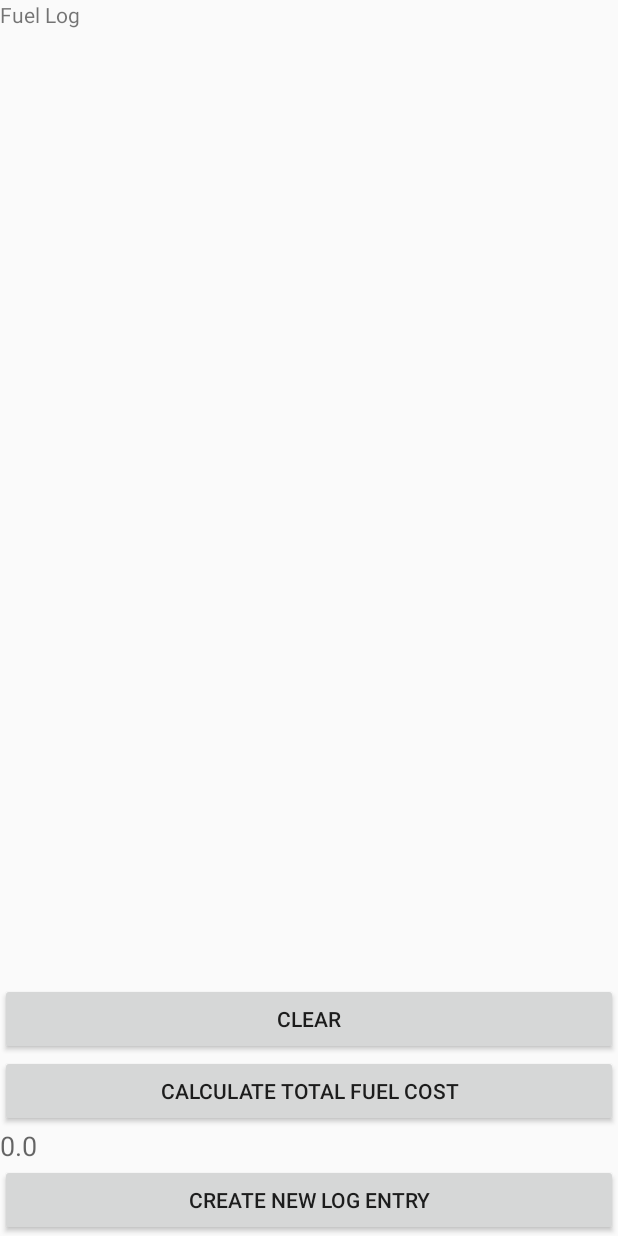
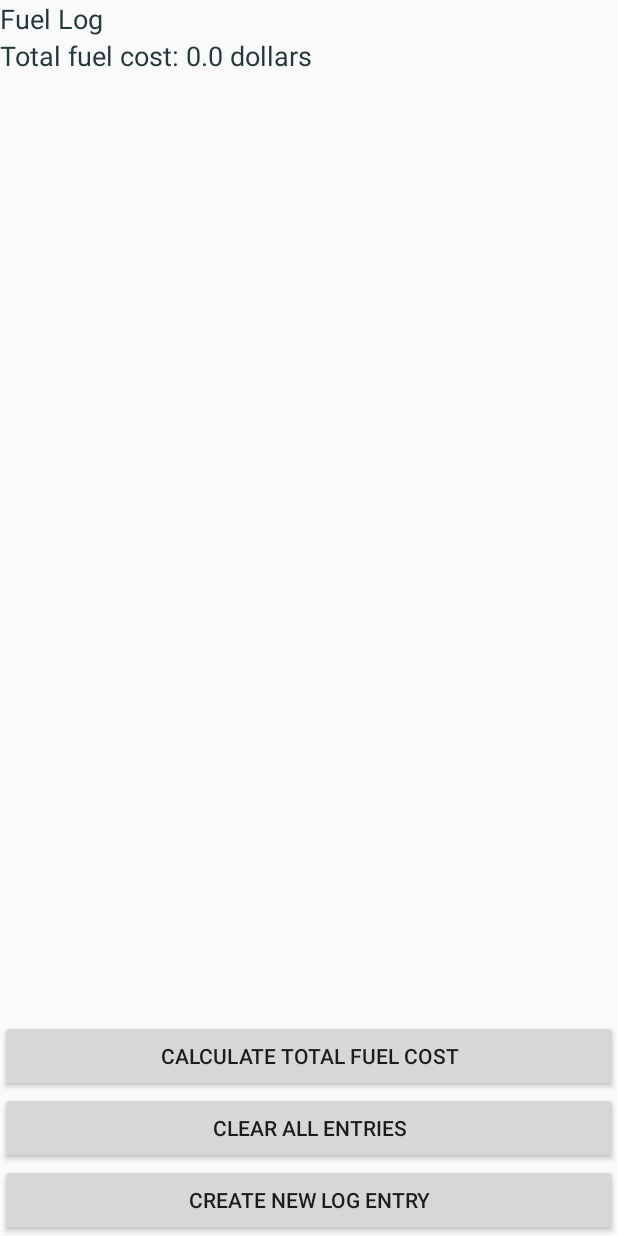
Before and after one commit to arbitraryconstants/as1, an Android app: the screen it shows after launch (FuelLogActivity), after a tap on "CALCULATE TOTAL FUEL COST", on a phone screen of 412 x 824 dp. Run offline under Robolectric (Android 15) with nearby library versions, the phone set to English and light mode, and no system bars.

Commit message:
Restructuring submission

```diff
--- a/mclaffer-FUELTRACK/app/src/main/java/com/example/svetlanna/mclaffer_fueltrack/FuelLogActivity.java
+++ b/mclaffer-FUELTRACK/app/src/main/java/com/example/svetlanna/mclaffer_fueltrack/FuelLogActivity.java
@@ -95,7 +95,7 @@ public class FuelLogActivity extends Activity implements Serializable {
 
                 String sum_str = Double.toString(sum_dbl);
                 BigDecimal sum = new BigDecimal(sum_str);
-                addResult.setText(sum.toString());
+                addResult.setText("Total fuel cost: " + sum.toString() + " dollars");
 
                 adapter.notifyDataSetChanged();
                 saveInFile(); // Save the empty list to FILENAME
--- a/mclaffer-FUELTRACK/app/src/main/java/com/example/svetlanna/mclaffer_fueltrack/FuelLogEntry.java
+++ b/mclaffer-FUELTRACK/app/src/main/java/com/example/svetlanna/mclaffer_fueltrack/FuelLogEntry.java
@@ -3,7 +3,6 @@ package com.example.svetlanna.mclaffer_fueltrack;
 import java.io.Serializable;
 import java.math.BigDecimal;
 import java.math.MathContext;
-import java.util.Date;
 
 /**
  * Created by svetlanna on 16-01-30.
@@ -47,7 +46,7 @@ public class FuelLogEntry implements Serializable {
         return "Date: " + this.date + "\n" + "Station: " + this.station + "\n" +
                 "Odometer reading: " + this.odometer_reading + " km" + "\n" + "Fuel grade: " + this.fuel_grade + "\n" +
                 "Fuel amount: " + this.fuel_amount + " L"+  "\n" + "Fuel unit cost: " + this.fuel_unit_cost +
-                " cents per L" + "\n" + "Fuel_cost: " + this.fuel_cost + " dollars";
+                " cents per L" + "\n" + "Fuel cost: " + this.fuel_cost + " dollars";
     }
 
     public String getDate() {
@@ -74,8 +73,5 @@ public class FuelLogEntry implements Serializable {
         return this.fuel_unit_cost;
     }
 
-    public String getFuel_cost() {
-        return this.fuel_cost;
-    }
 
 }
--- a/mclaffer-FUELTRACK/app/src/main/res/layout/content_fuel_log.xml
+++ b/mclaffer-FUELTRACK/app/src/main/res/layout/content_fuel_log.xml
@@ -5,26 +5,30 @@ android:layout_width="fill_parent"
 android:layout_height="fill_parent"
 android:orientation="vertical" >
 
+
 <TextView
     android:id="@+id/oldFuelLogTitle"
     android:layout_width="fill_parent"
     android:layout_height="wrap_content"
+    android:textAppearance="?android:attr/textAppearanceMedium"
+    android:textColor="#25383C"
     android:text="Fuel Log" />
 
-<ListView
+<TextView
+    android:id="@+id/txtResult"
+    android:layout_width="fill_parent"
+    android:layout_height="wrap_content"
+    android:textColor="#25383C"
+    android:textAppearance="?android:attr/textAppearanceMedium"/>
+
+    <ListView
     android:id="@+id/oldFuelLog"
     android:layout_width="fill_parent"
     android:layout_height="263dp"
     android:layout_weight="1"
-    android:scrollbars="vertical" >
+    android:scrollbars="vertical">
 
 </ListView>
-
-<Button
-    android:id="@+id/clear"
-    android:layout_width="match_parent"
-    android:layout_height="wrap_content"
-    android:text="@string/clear" />
 
 <Button
     android:id="@+id/sum"
@@ -32,11 +36,11 @@ android:orientation="vertical" >
     android:layout_height="wrap_content"
     android:text="@string/sum" />
 
-<TextView
-    android:id="@+id/txtResult"
-    android:layout_width="wrap_content"
+<Button
+    android:id="@+id/clear"
+    android:layout_width="match_parent"
     android:layout_height="wrap_content"
-    android:textAppearance="?android:attr/textAppearanceMedium" />
+    android:text="@string/clear" />
 
 <Button
     android:id="@+id/button_send"
--- a/mclaffer-FUELTRACK/app/src/main/res/values/colors.xml
+++ b/mclaffer-FUELTRACK/app/src/main/res/values/colors.xml
@@ -1,6 +1,6 @@
 <?xml version="1.0" encoding="utf-8"?>
 <resources>
-    <color name="colorPrimary">#BDBDBD</color>
+    <color name="colorPrimary">#f2f2f2</color>
     <color name="colorPrimaryDark">#FBEFF5</color>
     <color name="colorAccent">#FF4081</color>
 </resources>
--- a/mclaffer-FUELTRACK/app/src/main/res/values/strings.xml
+++ b/mclaffer-FUELTRACK/app/src/main/res/values/strings.xml
@@ -7,10 +7,10 @@
     <string name="hello">Joshua said:</string>
     <string name="save">Save</string>
     <string name="cancel">Cancel</string>
-    <string name="clear">Clear</string>
+    <string name="clear">Clear All Entries</string>
     <string name="edit_button">Edit</string>
     <string name="delete_button">Edit</string>
-    <string name="sum">Calculate Total Fuel cost</string>
+    <string name="sum">Calculate Total Fuel Cost</string>
 
 
     <string name="date">Date (yyyy-mm-dd) </string>
```
Also changed, not shown: 1 other file.
